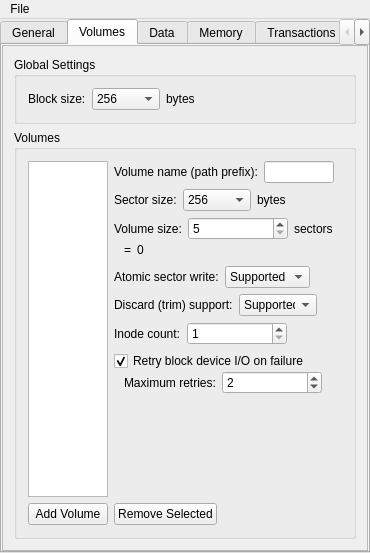
This is tools/config/ui/configwindow.ui in tuxera/reliance-edge as Qt 5 draws it before an edit. The edited form follows.
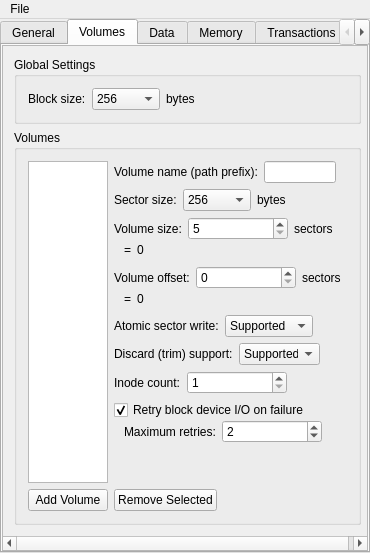
This is the edited form. The open tabs and pages were chosen to show the change. Custom widgets are drawn as their Qt base class.

Patch:
```diff
--- a/tools/config/ui/configwindow.ui
+++ b/tools/config/ui/configwindow.ui
@@ -1377,6 +1377,141 @@
                      </item>
                     </layout>
                    </item>
+                   <item>
+                    <layout class="QVBoxLayout" name="vlayVolOff">
+                     <property name="spacing">
+                      <number>0</number>
+                     </property>
+                     <item>
+                      <layout class="QHBoxLayout" name="horizontalLayout_12b">
+                       <item>
+                        <widget class="QLabel" name="label_9b">
+                         <property name="toolTip">
+                          <string>&lt;html&gt;&lt;head/&gt;&lt;body&gt;&lt;p&gt;&lt;span style=&quot; font-weight:600;&quot;&gt;What it means:&lt;/span&gt; This is the size of the volume, in units of sectors.&lt;/p&gt;&lt;p&gt;&lt;span style=&quot; font-weight:600;&quot;&gt;Guidance:&lt;/span&gt; To set this value correctly, you need to know the exact size of your storage media. For example, if your medium is an SD card which is about 2 GB and you assume the sector count is 4194304, this will result in errors if the SD card is actually 1.86 GB with 3900702 sectors. This information may be available in the datasheet for your storage medium; with SD and eMMC, the sector count can be derived from values in the CSD (Card-Specific Data) register.&lt;/p&gt;&lt;p&gt;If you are using partitioning on your storage media, then the sector count should be the size of the partion which will underlie the volume, rather than the size of the entire storage device.&lt;/p&gt;&lt;p&gt;For more information, see the &amp;quot;Product Configuration&amp;quot; chapter of the Reliance Edge Developer's Guide.&lt;/p&gt;&lt;/body&gt;&lt;/html&gt;</string>
+                         </property>
+                         <property name="text">
+                          <string>Volume offset:</string>
+                         </property>
+                        </widget>
+                       </item>
+                       <item>
+                        <widget class="QSpinBox" name="sbVolOff">
+                         <property name="sizePolicy">
+                          <sizepolicy hsizetype="Fixed" vsizetype="Fixed">
+                           <horstretch>1</horstretch>
+                           <verstretch>0</verstretch>
+                          </sizepolicy>
+                         </property>
+                         <property name="minimumSize">
+                          <size>
+                           <width>100</width>
+                           <height>0</height>
+                          </size>
+                         </property>
+                         <property name="minimum">
+                          <number>0</number>
+                         </property>
+                         <property name="maximum">
+                          <number>2147483647</number>
+                         </property>
+                         <property name="value">
+                          <number>0</number>
+                         </property>
+                        </widget>
+                       </item>
+                       <item>
+                        <widget class="QLabel" name="label_10b">
+                         <property name="text">
+                          <string>sectors</string>
+                         </property>
+                        </widget>
+                       </item>
+                       <item>
+                        <spacer name="horizontalSpacer_5b">
+                         <property name="orientation">
+                          <enum>Qt::Horizontal</enum>
+                         </property>
+                         <property name="sizeHint" stdset="0">
+                          <size>
+                           <width>40</width>
+                           <height>20</height>
+                          </size>
+                         </property>
+                        </spacer>
+                       </item>
+                       <item>
+                        <widget class="WarningBtn" name="wbtnVolOff" native="true">
+                         <property name="sizePolicy">
+                          <sizepolicy hsizetype="Fixed" vsizetype="Ignored">
+                           <horstretch>0</horstretch>
+                           <verstretch>0</verstretch>
+                          </sizepolicy>
+                         </property>
+                         <property name="minimumSize">
+                          <size>
+                           <width>0</width>
+                           <height>0</height>
+                          </size>
+                         </property>
+                         <property name="maximumSize">
+                          <size>
+                           <width>18</width>
+                           <height>16777215</height>
+                          </size>
+                         </property>
+                        </widget>
+                       </item>
+                      </layout>
+                     </item>
+                     <item>
+                      <layout class="QHBoxLayout" name="horizontalLayout_13b">
+                       <item>
+                        <spacer name="horizontalSpacer_8b">
+                         <property name="orientation">
+                          <enum>Qt::Horizontal</enum>
+                         </property>
+                         <property name="sizeType">
+                          <enum>QSizePolicy::Fixed</enum>
+                         </property>
+                         <property name="sizeHint" stdset="0">
+                          <size>
+                           <width>10</width>
+                           <height>20</height>
+                          </size>
+                         </property>
+                        </spacer>
+                       </item>
+                       <item>
+                        <widget class="QLabel" name="label_11b">
+                         <property name="text">
+                          <string>=</string>
+                         </property>
+                        </widget>
+                       </item>
+                       <item>
+                        <widget class="QLabel" name="labelVolOffBytes">
+                         <property name="text">
+                          <string>0</string>
+                         </property>
+                        </widget>
+                       </item>
+                       <item>
+                        <spacer name="horizontalSpacer_7b">
+                         <property name="orientation">
+                          <enum>Qt::Horizontal</enum>
+                         </property>
+                         <property name="sizeHint" stdset="0">
+                          <size>
+                           <width>40</width>
+                           <height>20</height>
+                          </size>
+                         </property>
+                        </spacer>
+                       </item>
+                      </layout>
+                     </item>
+                    </layout>
+                   </item>
                    <item>
                     <layout class="QHBoxLayout" name="hlayAtomicWrite">
                      <item>
```
